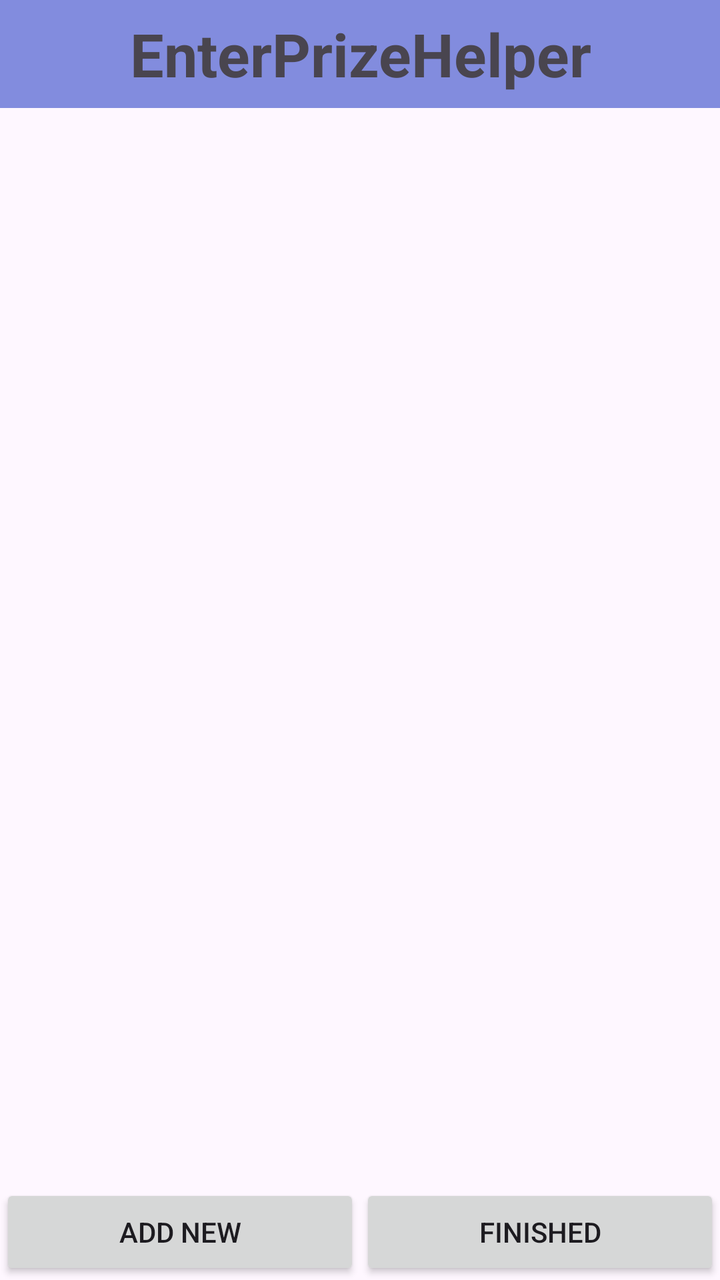
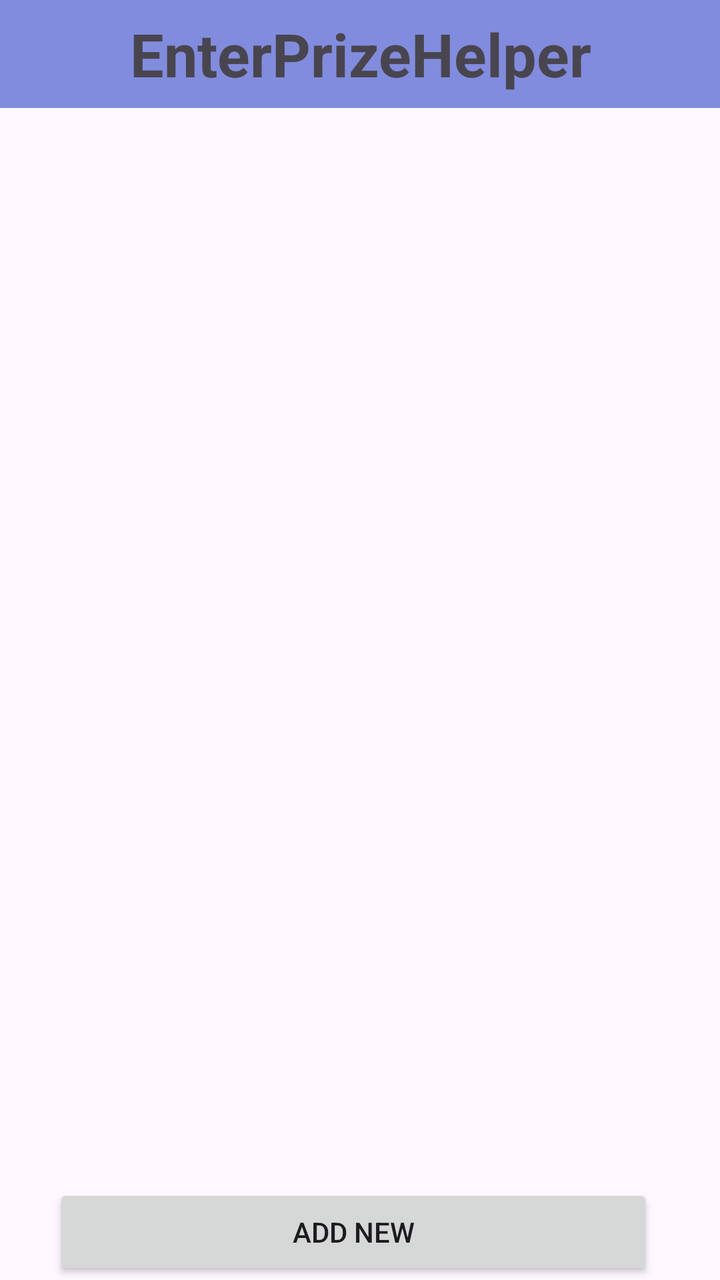

Before-and-after screenshots of an Android layout around one commit, followed by the original layout XML and the change that was made.
<!-- AndroidManifest.xml: application theme Theme.Metro_Tailor -->
<!-- res/layout/activity_main.xml -->
<?xml version="1.0" encoding="utf-8"?>
<androidx.constraintlayout.widget.ConstraintLayout xmlns:android="http://schemas.android.com/apk/res/android"
    xmlns:app="http://schemas.android.com/apk/res-auto"
    xmlns:tools="http://schemas.android.com/tools"
    android:layout_width="match_parent"
    android:layout_height="match_parent"
    tools:context=".MainActivity">

    <TextView
        android:id="@+id/textView8"
        android:layout_width="414dp"
        android:layout_height="54dp"
        android:background="#828CDE"
        android:gravity="center"
        android:text="EnterPrizeHelper"
        android:textAlignment="center"
        android:textSize="30sp"
        android:textStyle="bold"
        app:layout_constraintEnd_toEndOf="parent"
        app:layout_constraintStart_toStartOf="parent"
        app:layout_constraintTop_toTopOf="parent"
        tools:ignore="HardcodedText,VisualLintBounds,TextSizeCheck" />

    <androidx.recyclerview.widget.RecyclerView
        android:id="@+id/recyclelist"
        android:layout_width="match_parent"
        android:layout_height="wrap_content"
        android:layout_margin="10dp"
        app:layout_constraintBottom_toBottomOf="parent"
        app:layout_constraintHorizontal_bias="1.0"
        app:layout_constraintLeft_toLeftOf="parent"
        app:layout_constraintRight_toRightOf="parent"
        app:layout_constraintTop_toBottomOf="@id/textView8"
        app:layout_constraintVertical_bias="0.035"
        tools:ignore="MissingConstraints" />

    <LinearLayout
        android:layout_width="match_parent"
        android:layout_height="wrap_content"
        android:orientation="horizontal"
        android:id="@+id/ll"
        app:layout_constraintBottom_toBottomOf="parent"
        app:layout_constraintEnd_toEndOf="parent"
        app:layout_constraintHorizontal_bias="0.444"
        app:layout_constraintStart_toStartOf="parent"
        android:gravity="center"
        android:background="@android:color/transparent"
        app:layout_constraintVertical_bias="1.0">

        <Button
            android:id="@+id/button"
            android:layout_width="wrap_content"
            android:layout_height="wrap_content"
            android:layout_weight="1"
            android:gravity="center"
            android:text="Add New"
            tools:ignore="ButtonStyle,HardcodedText" />

        <Button
            android:id="@+id/button3"
            android:layout_width="wrap_content"
            android:layout_height="wrap_content"
            android:gravity="center"
            android:layout_weight="1"
            android:text="Finished"
            tools:ignore="ButtonStyle,HardcodedText" />
    </LinearLayout>

</androidx.constraintlayout.widget.ConstraintLayout>
<!-- resources referenced by this layout -->
<resources>
  <style name="Theme.Metro_Tailor" parent="Base.Theme.Metro_Tailor" />
  <style name="Base.Theme.Metro_Tailor" parent="Theme.Material3.DayNight.NoActionBar">
          
          
      </style>
</resources>

<!-- the commit's change to res/layout/activity_main.xml (unified diff, before → after) -->
@@ -35,7 +35,7 @@
         tools:ignore="MissingConstraints" />
 
     <LinearLayout
-        android:layout_width="match_parent"
+        android:layout_width="wrap_content"
         android:layout_height="wrap_content"
         android:orientation="horizontal"
         android:id="@+id/ll"
@@ -49,21 +49,13 @@
 
         <Button
             android:id="@+id/button"
-            android:layout_width="wrap_content"
+            android:layout_width="300dp"
             android:layout_height="wrap_content"
             android:layout_weight="1"
             android:gravity="center"
             android:text="Add New"
             tools:ignore="ButtonStyle,HardcodedText" />
 
-        <Button
-            android:id="@+id/button3"
-            android:layout_width="wrap_content"
-            android:layout_height="wrap_content"
-            android:gravity="center"
-            android:layout_weight="1"
-            android:text="Finished"
-            tools:ignore="ButtonStyle,HardcodedText" />
     </LinearLayout>
 
 </androidx.constraintlayout.widget.ConstraintLayout>
